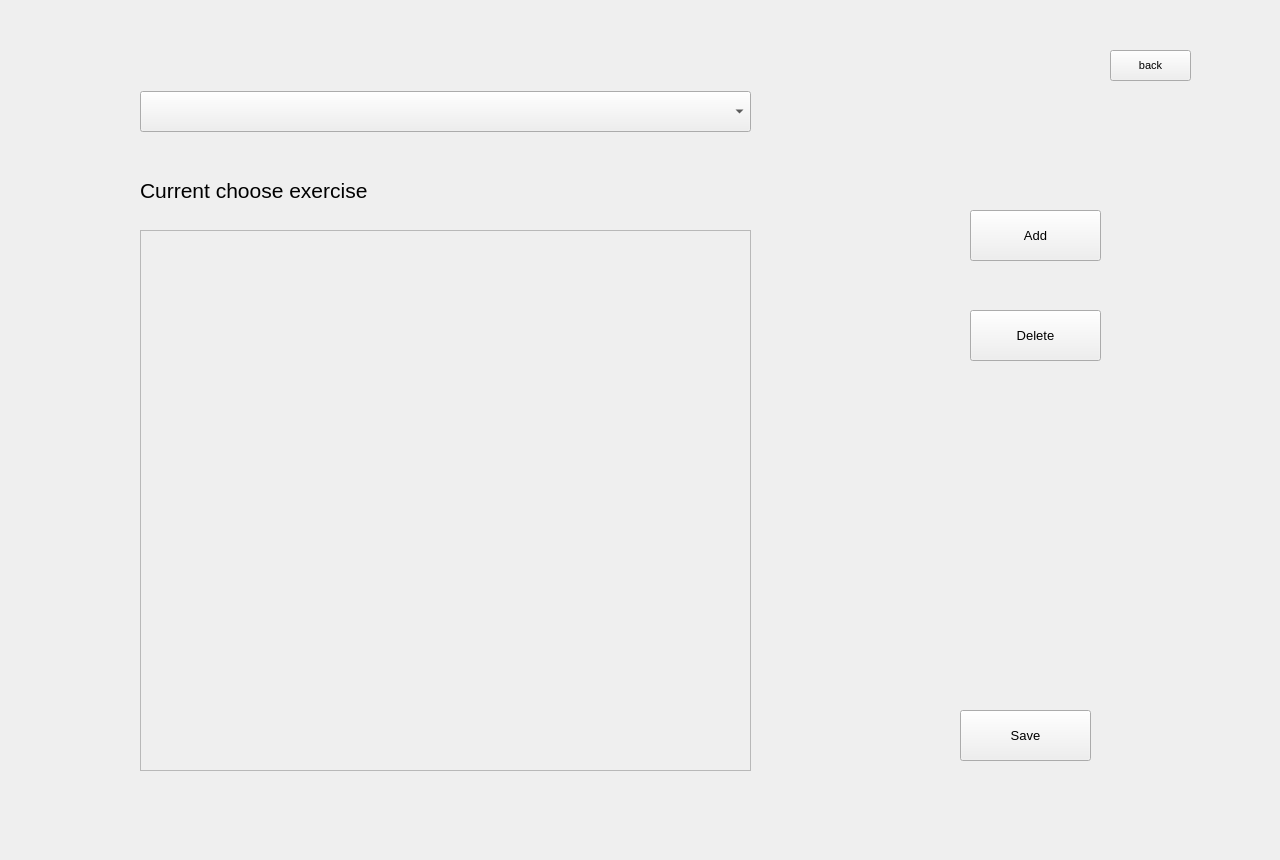
Old version of the form UIDesigner/Exercise_add_dialog_ui.ui in the repository treesakul/CalTracker.
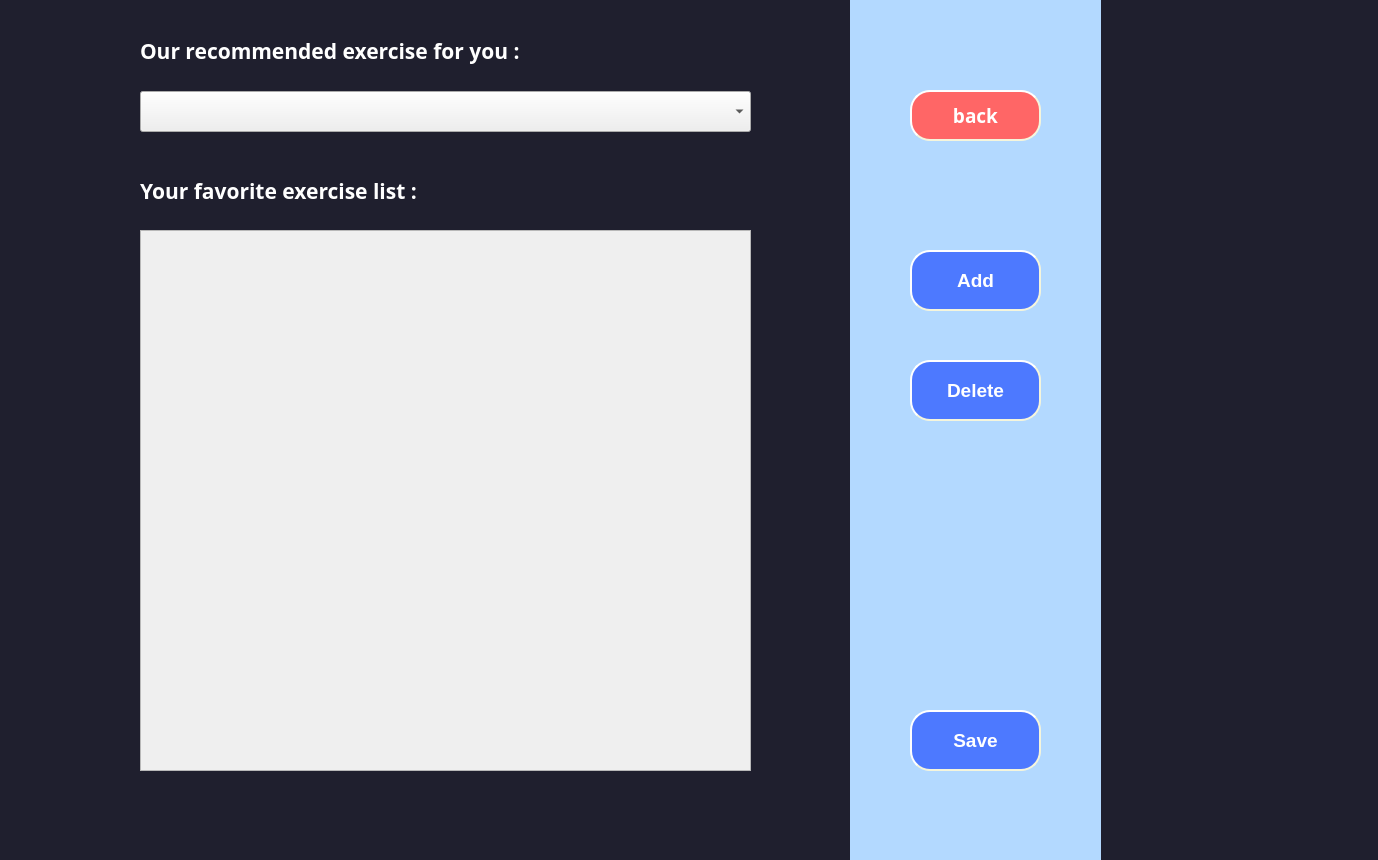
New version of the form.

What changed in the file:
```diff
--- a/UIDesigner/Exercise_add_dialog_ui.ui
+++ b/UIDesigner/Exercise_add_dialog_ui.ui
@@ -6,7 +6,7 @@
    <rect>
     <x>0</x>
     <y>0</y>
-    <width>1280</width>
+    <width>1378</width>
     <height>860</height>
    </rect>
   </property>
@@ -16,17 +16,22 @@
   <widget class="QPushButton" name="exerciseDai_save_bt">
    <property name="geometry">
     <rect>
-     <x>960</x>
+     <x>910</x>
      <y>710</y>
      <width>131</width>
-     <height>51</height>
+     <height>61</height>
     </rect>
    </property>
    <property name="font">
     <font>
-     <pointsize>10</pointsize>
+     <pointsize>14</pointsize>
+     <weight>75</weight>
+     <bold>true</bold>
     </font>
    </property>
+   <property name="styleSheet">
+    <string notr="true">QPushButton {background-color:#4d79ff; border-style: outset; border-width: 2px; border-radius: 20px; border-color: beige;color:white;}</string>
+   </property>
    <property name="text">
     <string>Save</string>
    </property>
@@ -34,17 +39,22 @@
   <widget class="QPushButton" name="exerciseDai_add_bt">
    <property name="geometry">
     <rect>
-     <x>970</x>
-     <y>210</y>
+     <x>910</x>
+     <y>250</y>
      <width>131</width>
-     <height>51</height>
+     <height>61</height>
     </rect>
    </property>
    <property name="font">
     <font>
-     <pointsize>10</pointsize>
+     <pointsize>14</pointsize>
+     <weight>75</weight>
+     <bold>true</bold>
     </font>
    </property>
+   <property name="styleSheet">
+    <string notr="true">QPushButton {background-color:#4d79ff; border-style: outset; border-width: 2px; border-radius: 20px; border-color: beige;color:white;}</string>
+   </property>
    <property name="text">
     <string>Add</string>
    </property>
@@ -52,17 +62,23 @@
   <widget class="QPushButton" name="exerciseDai_back_bt">
    <property name="geometry">
     <rect>
-     <x>1110</x>
-     <y>50</y>
-     <width>81</width>
-     <height>31</height>
+     <x>910</x>
+     <y>90</y>
+     <width>131</width>
+     <height>51</height>
     </rect>
    </property>
    <property name="font">
     <font>
-     <pointsize>8</pointsize>
+     <family>Microsoft YaHei Light</family>
+     <pointsize>14</pointsize>
+     <weight>75</weight>
+     <bold>true</bold>
     </font>
    </property>
+   <property name="styleSheet">
+    <string notr="true">QPushButton {background-color:#ff6666; border-style: outset; border-width: 2px; border-radius: 20px; border-color: beige;color:white;}</string>
+   </property>
    <property name="text">
     <string>back</string>
    </property>
@@ -72,17 +88,23 @@
     <rect>
      <x>140</x>
      <y>170</y>
-     <width>291</width>
+     <width>521</width>
      <height>41</height>
     </rect>
    </property>
    <property name="font">
     <font>
+     <family>MS Gothic</family>
      <pointsize>16</pointsize>
+     <weight>75</weight>
+     <bold>true</bold>
     </font>
    </property>
+   <property name="styleSheet">
+    <string notr="true">QLabel {color:white;}</string>
+   </property>
    <property name="text">
-    <string>Current choose exercise</string>
+    <string>Your favorite exercise list :</string>
    </property>
   </widget>
   <widget class="QScrollArea" name="exerciseDai_scrollArea">
@@ -121,21 +143,93 @@
   <widget class="QPushButton" name="exerciseDai_delete_bt">
    <property name="geometry">
     <rect>
-     <x>970</x>
-     <y>310</y>
+     <x>910</x>
+     <y>360</y>
      <width>131</width>
-     <height>51</height>
+     <height>61</height>
     </rect>
    </property>
    <property name="font">
     <font>
-     <pointsize>10</pointsize>
+     <pointsize>14</pointsize>
+     <weight>75</weight>
+     <bold>true</bold>
     </font>
    </property>
+   <property name="styleSheet">
+    <string notr="true">QPushButton {background-color:#4d79ff; border-style: outset; border-width: 2px; border-radius: 20px; border-color: beige;color:white;}</string>
+   </property>
    <property name="text">
     <string>Delete</string>
    </property>
   </widget>
+  <widget class="QLabel" name="label_4">
+   <property name="geometry">
+    <rect>
+     <x>140</x>
+     <y>30</y>
+     <width>541</width>
+     <height>41</height>
+    </rect>
+   </property>
+   <property name="font">
+    <font>
+     <family>MS Gothic</family>
+     <pointsize>16</pointsize>
+     <weight>75</weight>
+     <bold>true</bold>
+    </font>
+   </property>
+   <property name="styleSheet">
+    <string notr="true">QLabel {color:white;}</string>
+   </property>
+   <property name="text">
+    <string>Our recommended exercise for you :</string>
+   </property>
+  </widget>
+  <widget class="QLabel" name="label_3">
+   <property name="geometry">
+    <rect>
+     <x>-40</x>
+     <y>-50</y>
+     <width>1421</width>
+     <height>961</height>
+    </rect>
+   </property>
+   <property name="styleSheet">
+    <string notr="true">QLabel {background-color:#1f1f2e;}</string>
+   </property>
+   <property name="text">
+    <string/>
+   </property>
+  </widget>
+  <widget class="QLabel" name="label">
+   <property name="geometry">
+    <rect>
+     <x>850</x>
+     <y>-50</y>
+     <width>251</width>
+     <height>931</height>
+    </rect>
+   </property>
+   <property name="styleSheet">
+    <string notr="true">QLabel {background-color : #b3d9ff;}</string>
+   </property>
+   <property name="text">
+    <string/>
+   </property>
+  </widget>
+  <zorder>label_3</zorder>
+  <zorder>label</zorder>
+  <zorder>exerciseDai_save_bt</zorder>
+  <zorder>exerciseDai_add_bt</zorder>
+  <zorder>exerciseDai_back_bt</zorder>
+  <zorder>label_2</zorder>
+  <zorder>exerciseDai_scrollArea</zorder>
+  <zorder>exerciseDai_search_cb</zorder>
+  <zorder>exerciseDai_delete_bt</zorder>
+  <zorder>label_4</zorder>
+  <zorder>label</zorder>
  </widget>
  <resources/>
  <connections/>
```
